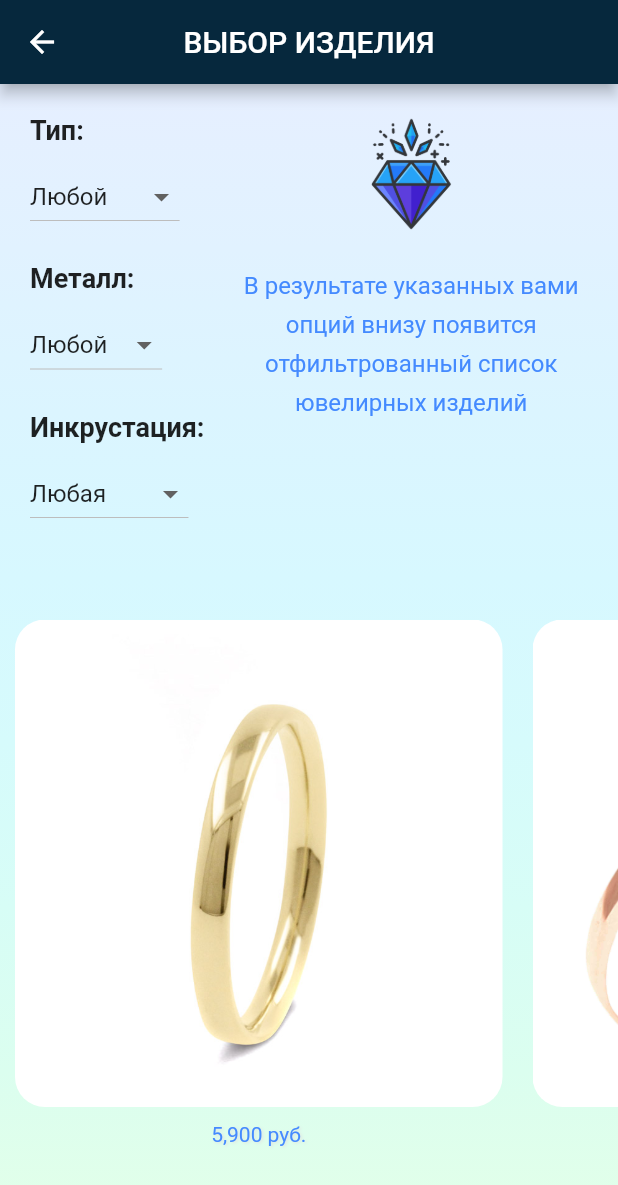
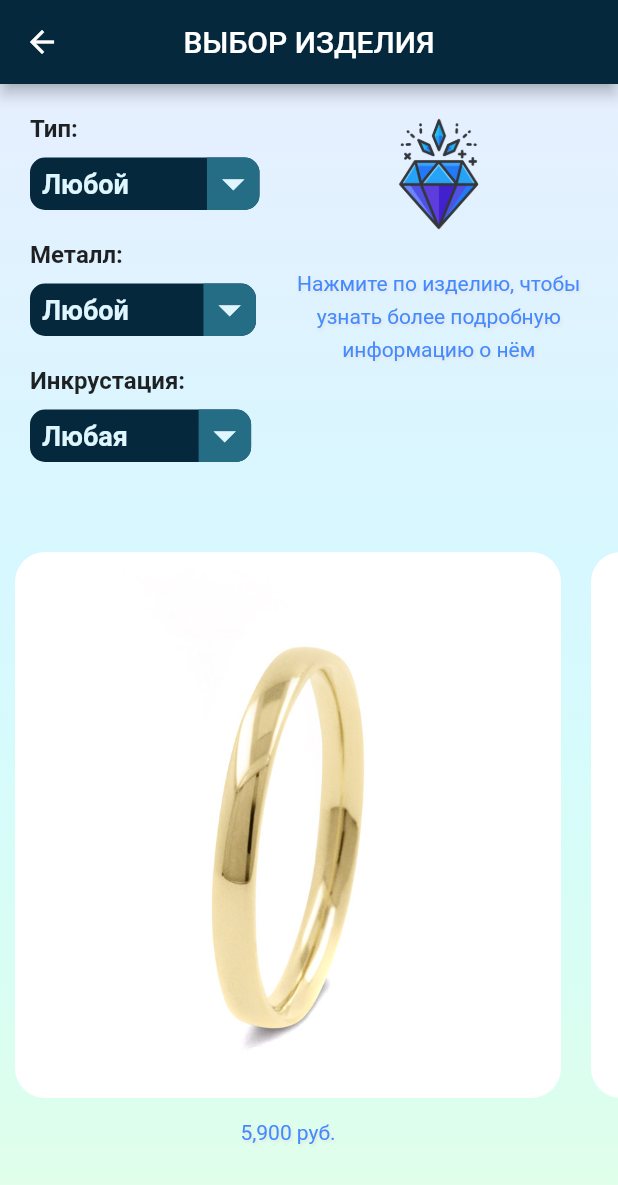
Before and after one commit to VladarSkopin/College-Jewelry-Store, a Flutter app: the CustomOrderScreen screen opened directly, on a phone screen of 412 x 824 dp. Shown: the top 1185 px of the screen. Run offline on Flutter 3.47's test engine with Material 2 defaults, Android fonts, the phone set to English and light mode, and no system bars; our stand-ins replace page_transition.

Commit message:
minor fixes

```diff
--- a/college_jewelry_store/lib/screens/custom_order_screen.dart
+++ b/college_jewelry_store/lib/screens/custom_order_screen.dart
@@ -25,8 +25,27 @@ class _CustomOrderScreenState extends State<CustomOrderScreen> {
   String? _gem = 'Любая';
 
   final _txtStyle = const TextStyle(
+    fontSize: 16,
+    fontWeight: FontWeight.w600
+  );
+
+  final _txtDropdownStyle = const TextStyle(
+    color: Color(0xFFDFF6FF),
       fontSize: 18,
       fontWeight: FontWeight.w600
+  );
+
+  final _txtDescriptionStyle =  TextStyle(
+      color: Colors.blueAccent,
+      fontSize: 14,
+      height: 1.6,
+      shadows: [
+        Shadow(
+            color: Colors.grey[300]!,
+            blurRadius: 2.0,
+            offset: const Offset(1, 1)
+        )
+      ]
   );
 
   var formatter = intl.NumberFormat('#,###');
@@ -73,19 +92,38 @@ class _CustomOrderScreenState extends State<CustomOrderScreen> {
                         children: [
                           const SizedBox(width: 20),
                           Column(
+                            //crossAxisAlignment: CrossAxisAlignment.center,
                             crossAxisAlignment: CrossAxisAlignment.start,
                             children: [
                               Padding(
                                 padding: const EdgeInsets.only(top: 20.0, bottom: 10),
                                 child: Text('Тип:', style: _txtStyle),
                               ),
-                              DropdownButton<String>(
+                              Container(
+                                padding: const EdgeInsets.only(left: 8),
+                                decoration: const BoxDecoration(
+                                  borderRadius: BorderRadius.only(topLeft: Radius.circular(10), bottomLeft: Radius.circular(10), topRight: Radius.circular(10), bottomRight: Radius.circular(10)),
+                                  color: Color(0xFF06283D),
+                                ),
+                                child: DropdownButtonHideUnderline(
+                                  child: DropdownButton<String>(
                                       value: _type,
+                                      icon: Container(
+                                          decoration: const BoxDecoration(
+                                            borderRadius: BorderRadius.only(topRight: Radius.circular(10), bottomRight: Radius.circular(10)),
+                                            color: Color(0xFF256D85),
+                                          ),
+                                          child: const Icon(Icons.arrow_drop_down)),
+                                      iconSize: 35,
+                                      iconEnabledColor: const Color(0xFFDFF6FF),
+                                      dropdownColor: const Color(0xFF47B5FF),
+                                      isDense: true,
+                                      style: _txtDropdownStyle,
                                       items: <String>['Любой', 'Кольца', 'Браслеты', 'Брошки', 'Ожерелья', 'Серёжки']
                                           .map<DropdownMenuItem<String>>((String value) {
                                         return DropdownMenuItem<String>(
                                           value: value,
-                                      child: Text(value),
+                                          child: Text('$value     '),
                                         );
                                       }).toList(),
                                       onChanged: (String? val) {
@@ -156,17 +194,37 @@ class _CustomOrderScreenState extends State<CustomOrderScreen> {
 
                                       }
                                   ),
+                                ),
+                              ),
                               Padding(
                                 padding: const EdgeInsets.only(top: 20.0, bottom: 10),
                                 child: Text('Металл:', style: _txtStyle),
                               ),
-                              DropdownButton<String>(
+                              Container(
+                                padding: const EdgeInsets.only(left: 8),
+                                decoration: const BoxDecoration(
+                                  borderRadius: BorderRadius.only(topLeft: Radius.circular(10), bottomLeft: Radius.circular(10), topRight: Radius.circular(10), bottomRight: Radius.circular(10)),
+                                  color: Color(0xFF06283D),
+                                ),
+                                child: DropdownButtonHideUnderline(
+                                  child: DropdownButton<String>(
                                       value: _metal,
+                                      icon: Container(
+                                            decoration: const BoxDecoration(
+                                            borderRadius: BorderRadius.only(topRight: Radius.circular(10), bottomRight: Radius.circular(10)),
+                                            color: Color(0xFF256D85),
+                                          ),
+                                          child: const Icon(Icons.arrow_drop_down)),
+                                      iconSize: 35,
+                                      iconEnabledColor: const Color(0xFFDFF6FF),
+                                      dropdownColor: const Color(0xFF47B5FF),
+                                      isDense: true,
+                                      style: _txtDropdownStyle,
                                       items: <String>['Любой', 'Серебро', 'Золото', 'Платина']
                                           .map<DropdownMenuItem<String>>((String value) {
                                         return DropdownMenuItem<String>(
                                           value: value,
-                                      child: Text(value),
+                                          child: Text('$value        '),
                                         );
                                       }).toList(),
                                       onChanged: (String? val) {
@@ -236,17 +294,37 @@ class _CustomOrderScreenState extends State<CustomOrderScreen> {
 
                                       }
                                   ),
+                                ),
+                              ),
                               Padding(
                                 padding: const EdgeInsets.only(top: 20.0, bottom: 10),
                                 child: Text('Инкрустация:', style: _txtStyle),
                               ),
-                              DropdownButton<String>(
+                              Container(
+                                padding: const EdgeInsets.only(left: 8),
+                                decoration: const BoxDecoration(
+                                  borderRadius: BorderRadius.only(topLeft: Radius.circular(10), bottomLeft: Radius.circular(10), topRight: Radius.circular(10), bottomRight: Radius.circular(10)),
+                                  color: Color(0xFF06283D),
+                                ),
+                                child: DropdownButtonHideUnderline(
+                                  child: DropdownButton<String>(
                                       value: _gem,
+                                      icon: Container(
+                                          decoration: const BoxDecoration(
+                                            borderRadius: BorderRadius.only(topRight: Radius.circular(10), bottomRight: Radius.circular(10)),
+                                            color: Color(0xFF256D85),
+                                          ),
+                                          child: const Icon(Icons.arrow_drop_down)),
+                                      iconSize: 35,
+                                      iconEnabledColor: const Color(0xFFDFF6FF),
+                                      dropdownColor: const Color(0xFF47B5FF),
+                                      isDense: true,
+                                      style: _txtDropdownStyle,
                                       items: <String>['Любая', 'Аметист', 'Бриллиант', 'Рубин', 'Изумруд', 'Сапфир', 'Нет']
                                           .map<DropdownMenuItem<String>>((String value) {
                                         return DropdownMenuItem<String>(
                                           value: value,
-                                      child: Text(value),
+                                          child: Text('$value   '),
                                         );
                                       }).toList(),
                                       onChanged: (String? val) {
@@ -318,6 +396,8 @@ class _CustomOrderScreenState extends State<CustomOrderScreen> {
 
                                       }
                                   ),
+                                ),
+                              ),
                             ],
                           ),
                           const SizedBox(width: 20),
@@ -325,21 +405,18 @@ class _CustomOrderScreenState extends State<CustomOrderScreen> {
                             child: Padding(
                               padding: const EdgeInsets.only(top: 20.0),
                               child: Column(
-                                children: const [
-                                  Image(
+                                children:  [
+                                  const Image(
                                     image: AssetImage('assets/playstore.png'),
                                     width: 80,
                                     height: 80,
                                   ),
-                                  SizedBox(height: 20),
+                                  const SizedBox(height: 20),
                                   Text(
-                                    'В результате указанных вами опций внизу появится отфильтрованный список ювелирных изделий',
+                                    //'В результате указанных вами параметров внизу появится список ювелирных изделий. '
+                                        'Нажмите по изделию, чтобы узнать более подробную информацию о нём',
                                     overflow: TextOverflow.fade,
-                                    style: TextStyle(
-                                        color: Colors.blueAccent,
-                                        fontSize: 16,
-                                        height: 1.6
-                                    ),
+                                    style: _txtDescriptionStyle,
                                     textAlign: TextAlign.center,
                                   ),
                                   /*
@@ -400,17 +477,8 @@ class _CustomOrderScreenState extends State<CustomOrderScreen> {
                                     const SizedBox(height: 10),
                                     Text(
                                       '${formatter.format(_customItemList[index].price)} руб.',
-                                      style: TextStyle(
-                                          color: Colors.blueAccent,
-                                          fontSize: 14,
-                                          shadows: [
-                                            Shadow(
-                                                color: Colors.grey[300]!,
-                                                blurRadius: 2.0,
-                                                offset: const Offset(1, 1)
-                                            )
-                                          ]
-                                      ),
+                                      style: _txtDescriptionStyle,
+                                      textAlign: TextAlign.center,
                                     ),
                                   ],
                                 ),
```
Also changed, not shown: jewelry_screenshot_2.PNG. Lines whose indentation alone changed are shown as unchanged.
